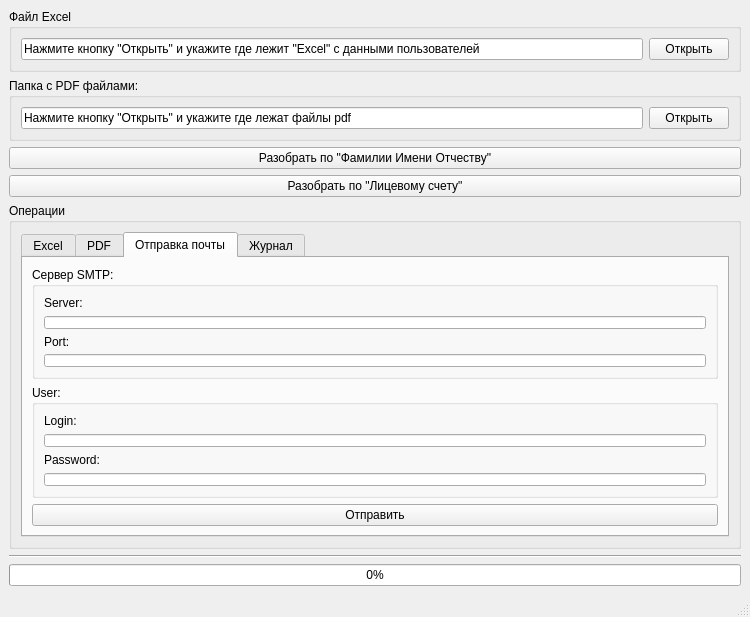
Above: src/ui/main_form.ui from gloryvictory/Kvartplata24mail before the change. Below: the same form after it.
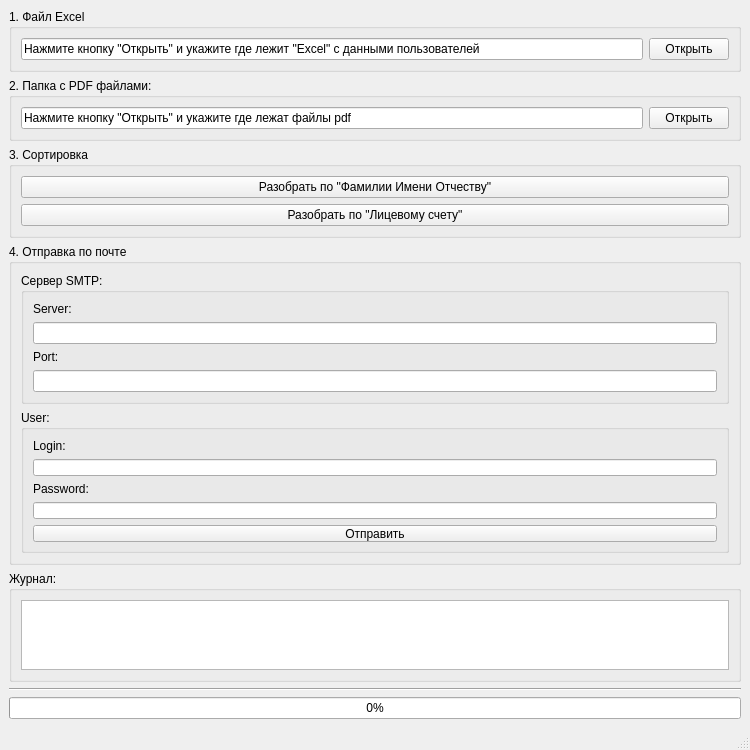
That is the form after the change.

Diff of the .ui file:
```diff
--- a/src/ui/main_form.ui
+++ b/src/ui/main_form.ui
@@ -7,7 +7,7 @@
     <x>0</x>
     <y>0</y>
     <width>750</width>
-    <height>617</height>
+    <height>750</height>
    </rect>
   </property>
   <property name="sizePolicy">
@@ -30,7 +30,7 @@
     <item>
      <widget class="QGroupBox" name="groupBox">
       <property name="title">
-       <string>Файл Excel</string>
+       <string>1. Файл Excel</string>
       </property>
       <layout class="QGridLayout" name="gridLayout_2">
        <item row="0" column="0">
@@ -59,7 +59,7 @@
     <item>
      <widget class="QGroupBox" name="groupBox_2">
       <property name="title">
-       <string>Папка с PDF файлами:</string>
+       <string>2. Папка с PDF файлами:</string>
       </property>
       <layout class="QGridLayout" name="gridLayout_3">
        <item row="0" column="1">
@@ -83,6 +83,12 @@
      </widget>
     </item>
     <item>
+     <widget class="QGroupBox" name="groupBox_5">
+      <property name="title">
+       <string>3. Сортировка</string>
+      </property>
+      <layout class="QVBoxLayout" name="verticalLayout_3">
+       <item>
      <widget class="QPushButton" name="btnDoByFIO">
       <property name="text">
        <string>Разобрать по &quot;Фамилии Имени Отчеству&quot;</string>
@@ -96,85 +102,17 @@
       </property>
      </widget>
     </item>
+      </layout>
+     </widget>
+    </item>
     <item>
      <layout class="QVBoxLayout" name="verticalLayout">
       <item>
        <widget class="QGroupBox" name="groupBox_3">
         <property name="title">
-         <string>Операции</string>
+         <string>4. Отправка по почте</string>
         </property>
         <layout class="QGridLayout" name="gridLayout_4">
-         <item row="0" column="0">
-          <widget class="QTabWidget" name="tabOperations">
-           <property name="currentIndex">
-            <number>2</number>
-           </property>
-           <property name="movable">
-            <bool>true</bool>
-           </property>
-           <widget class="QWidget" name="tabExcel">
-            <attribute name="title">
-             <string>Excel</string>
-            </attribute>
-            <layout class="QGridLayout" name="gridLayout_5">
-             <item row="0" column="0">
-              <widget class="QListWidget" name="lvExcel"/>
-             </item>
-            </layout>
-           </widget>
-           <widget class="QWidget" name="tabPDF">
-            <attribute name="title">
-             <string>PDF</string>
-            </attribute>
-            <layout class="QGridLayout" name="gridLayout_6">
-             <item row="0" column="0">
-              <widget class="QListWidget" name="lvPDF"/>
-             </item>
-            </layout>
-           </widget>
-           <widget class="QWidget" name="tabMail">
-            <attribute name="title">
-             <string>Отправка почты</string>
-            </attribute>
-            <layout class="QGridLayout" name="gridLayout_9">
-             <item row="0" column="0">
-              <layout class="QGridLayout" name="gridLayout_8">
-               <item row="5" column="0">
-                <widget class="QPushButton" name="btnMail">
-                 <property name="text">
-                  <string>Отправить</string>
-                 </property>
-                </widget>
-               </item>
-               <item row="2" column="0">
-                <widget class="QGroupBox" name="groupBox_4">
-                 <property name="title">
-                  <string>User:</string>
-                 </property>
-                 <layout class="QGridLayout" name="gridLayout_10">
-                  <item row="1" column="0">
-                   <widget class="QLineEdit" name="leLogin"/>
-                  </item>
-                  <item row="0" column="0">
-                   <widget class="QLabel" name="lblLogin">
-                    <property name="text">
-                     <string>Login:</string>
-                    </property>
-                   </widget>
-                  </item>
-                  <item row="2" column="0">
-                   <widget class="QLabel" name="lblPassword">
-                    <property name="text">
-                     <string>Password:</string>
-                    </property>
-                   </widget>
-                  </item>
-                  <item row="3" column="0">
-                   <widget class="QLineEdit" name="lePassword"/>
-                  </item>
-                 </layout>
-                </widget>
-               </item>
                <item row="1" column="0">
                 <widget class="QGroupBox" name="gbServer">
                  <property name="title">
@@ -204,39 +142,58 @@
                  </layout>
                 </widget>
                </item>
-               <item row="6" column="0">
-                <spacer name="verticalSpacer">
-                 <property name="orientation">
-                  <enum>Qt::Vertical</enum>
-                 </property>
-                 <property name="sizeHint" stdset="0">
-                  <size>
-                   <width>20</width>
-                   <height>40</height>
-                  </size>
-                 </property>
-                </spacer>
-               </item>
-              </layout>
-             </item>
-            </layout>
-           </widget>
-           <widget class="QWidget" name="tabLog">
-            <attribute name="title">
-             <string>Журнал</string>
-            </attribute>
-            <layout class="QGridLayout" name="gridLayout_7">
+         <item row="2" column="0">
+          <widget class="QGroupBox" name="groupBox_4">
+           <property name="title">
+            <string>User:</string>
+           </property>
+           <layout class="QGridLayout" name="gridLayout_10">
+            <item row="2" column="0">
+             <widget class="QLabel" name="lblPassword">
+              <property name="text">
+               <string>Password:</string>
+              </property>
+             </widget>
+            </item>
+            <item row="1" column="0">
+             <widget class="QLineEdit" name="leLogin"/>
+            </item>
+            <item row="3" column="0">
+             <widget class="QLineEdit" name="lePassword"/>
+            </item>
              <item row="0" column="0">
+             <widget class="QLabel" name="lblLogin">
+              <property name="text">
+               <string>Login:</string>
+              </property>
+             </widget>
+            </item>
+            <item row="4" column="0">
+             <widget class="QPushButton" name="btnMail">
+              <property name="text">
+               <string>Отправить</string>
+              </property>
+             </widget>
+            </item>
+           </layout>
+          </widget>
+         </item>
+        </layout>
+       </widget>
+      </item>
+     </layout>
+    </item>
+    <item>
+     <widget class="QGroupBox" name="groupBox_6">
+      <property name="title">
+       <string>Журнал:</string>
+      </property>
+      <layout class="QVBoxLayout" name="verticalLayout_4">
+       <item>
               <widget class="QListWidget" name="lvLog"/>
              </item>
             </layout>
            </widget>
-          </widget>
-         </item>
-        </layout>
-       </widget>
-      </item>
-     </layout>
     </item>
     <item>
      <widget class="Line" name="line">
```
Lines whose indentation alone changed are shown as unchanged.
